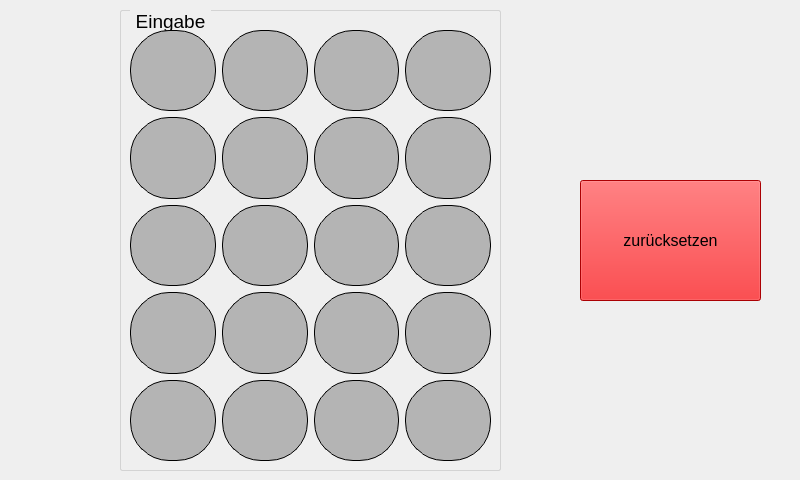
The window that eingabewindow.ui (matthiaszipp/steinbuch) describes before a commit, drawn with Qt 5.
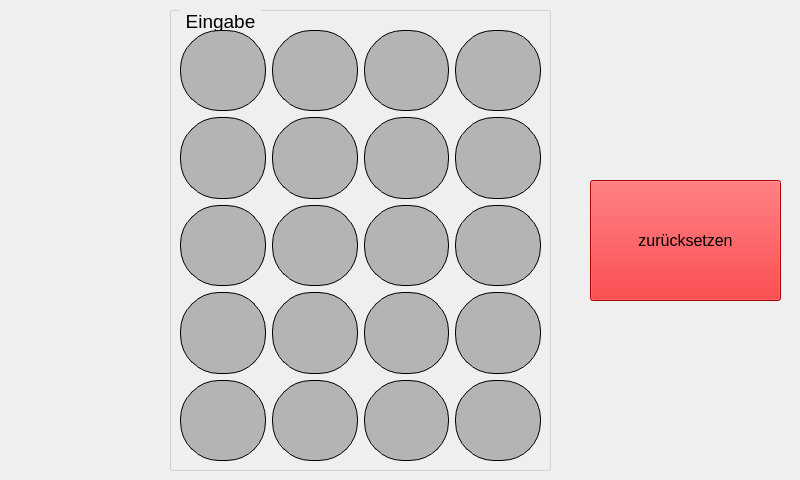
The same window after the commit.

Diff of the .ui file:
```diff
--- a/eingabewindow.ui
+++ b/eingabewindow.ui
@@ -16,9 +16,9 @@
   <widget class="QPushButton" name="resetButton">
    <property name="geometry">
     <rect>
-     <x>580</x>
+     <x>590</x>
      <y>180</y>
-     <width>181</width>
+     <width>191</width>
      <height>121</height>
     </rect>
    </property>
@@ -449,7 +449,7 @@
   <widget class="QGroupBox" name="groupBox_Eingabe">
    <property name="geometry">
     <rect>
-     <x>120</x>
+     <x>170</x>
      <y>10</y>
      <width>381</width>
      <height>461</height>
```
